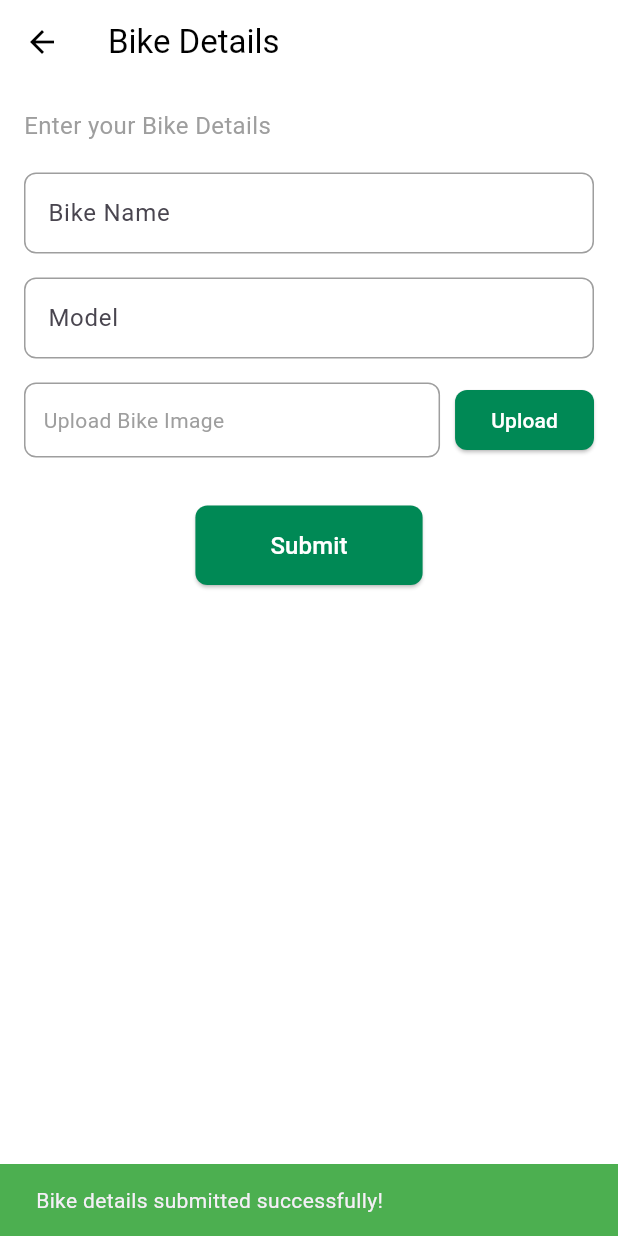
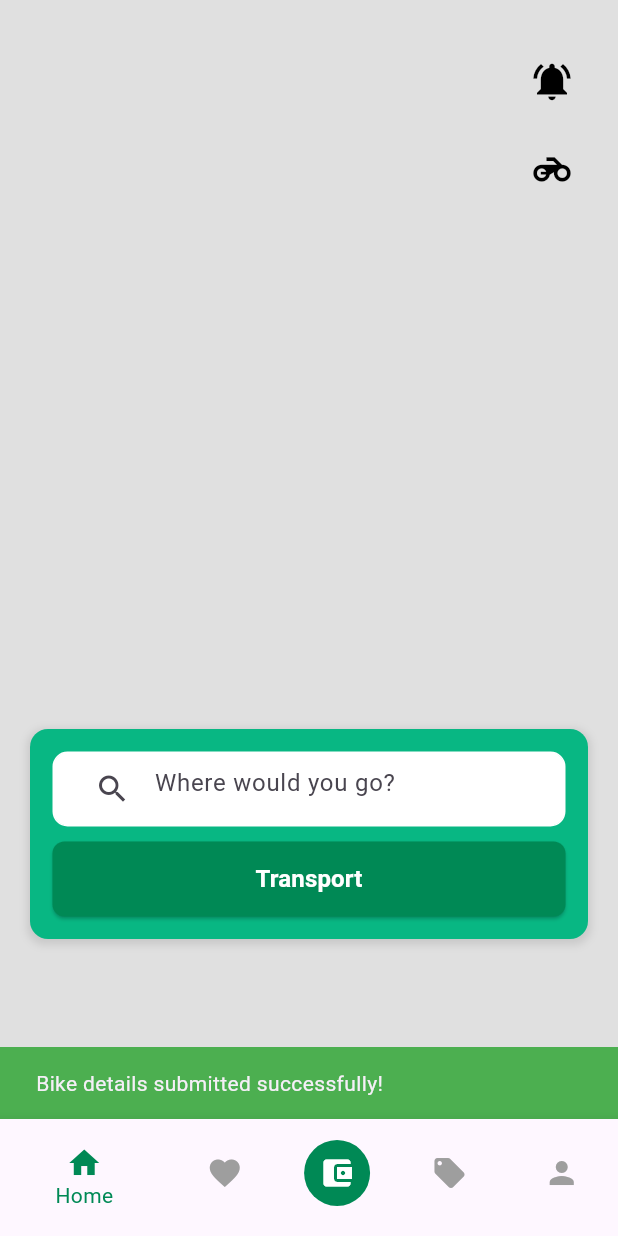
Before and after one commit to SreeCharan153/PillionPal, a Flutter app: the BikeDetailsScreen screen opened directly, after a tap on "Submit", on a phone screen of 412 x 824 dp. Run offline on Flutter 3.47's test engine with Material 3 defaults, Android fonts, the phone set to English and light mode, and no system bars; our stand-ins replace firebase_core, font_awesome_flutter, image_picker, pinput; missing offline and left inert: hexagon; accounts and stored records are empty.

Commit message:
Refactor RoleSelectionPage navigation and add AddressCard widget; update BikeDetailsPage and BikeDetailsScreen to use PrimaryButton for actions

```diff
--- a/lib/Screens/BikeDetailsScreen.dart
+++ b/lib/Screens/BikeDetailsScreen.dart
@@ -1,8 +1,10 @@
 import 'package:flutter/material.dart';
 import 'package:image_picker/image_picker.dart';
+import 'package:pillionpal/Screens/Home.dart';
 import 'dart:io';
 
-import '../widgets/InputFields.dart'; // Import the utility class
+import '../widgets/InputFields.dart'; // Import InputFields utility
+import '../widgets/PrimaryButton.dart'; // Import PrimaryButton widget
 
 class BikeDetailsScreen extends StatefulWidget {
   const BikeDetailsScreen({super.key});
@@ -29,6 +31,10 @@ class _BikeDetailsScreenState extends State<BikeDetailsScreen> {
 
   void _submitDetails() {
     if (_formKey.currentState!.validate()) {
+      Navigator.push(
+        context,
+        MaterialPageRoute(builder: (context) => HomeScreen(isBikeMode: true)),
+      );
       ScaffoldMessenger.of(context).showSnackBar(
         const SnackBar(
           content: Text("Bike details submitted successfully!"),
@@ -67,7 +73,7 @@ class _BikeDetailsScreenState extends State<BikeDetailsScreen> {
 
                 // Bike Name Input Field
                 InputFields.buildTextField(
-                  context: context, // 🔥 Fixed: Added missing argument
+                  context: context,
                   hint: "Bike Name",
                   controller: bikeNameController,
                 ),
@@ -75,7 +81,7 @@ class _BikeDetailsScreenState extends State<BikeDetailsScreen> {
 
                 // Model Input Field
                 InputFields.buildTextField(
-                  context: context, // 🔥 Fixed: Added missing argument
+                  context: context,
                   hint: "Model",
                   controller: modelController,
                 ),
@@ -103,15 +109,11 @@ class _BikeDetailsScreenState extends State<BikeDetailsScreen> {
                       ),
                     ),
                     const SizedBox(width: 10),
-                    ElevatedButton(
+
+                    // Upload Button using PrimaryButton
+                    PrimaryButton(
+                      text: "Upload",
                       onPressed: _pickImage,
-                      style: ElevatedButton.styleFrom(
-                        backgroundColor: const Color.fromRGBO(0, 137, 85, 1),
-                        shape: RoundedRectangleBorder(
-                          borderRadius: BorderRadius.circular(8),
-                        ),
-                      ),
-                      child: const Text("Upload", style: TextStyle(color: Colors.white)),
                     ),
                   ],
                 ),
@@ -135,18 +137,11 @@ class _BikeDetailsScreenState extends State<BikeDetailsScreen> {
                   ),
                 const SizedBox(height: 16),
 
-                // Submit Button
+                // Submit Button using PrimaryButton
                 Center(
-                  child: ElevatedButton(
+                  child: PrimaryButton(
+                    text: "Submit",
                     onPressed: _submitDetails,
-                    style: ElevatedButton.styleFrom(
-                      backgroundColor: const Color.fromRGBO(0, 137, 85, 1),
-                      shape: RoundedRectangleBorder(
-                        borderRadius: BorderRadius.circular(8),
-                      ),
-                      padding: const EdgeInsets.symmetric(horizontal: 50, vertical: 15),
-                    ),
-                    child: const Text("Submit", style: TextStyle(color: Colors.white, fontSize: 16)),
                   ),
                 ),
               ],
--- /dev/null
+++ b/lib/Screens/Home.dart
@@ -0,0 +1,130 @@
+import 'package:flutter/material.dart';
+import '../widgets/PrimaryButton.dart';
+import '../widgets/navbar.dart';
+
+class HomeScreen extends StatefulWidget {
+  final bool isBikeMode;
+
+  const HomeScreen({super.key, required this.isBikeMode});
+
+  @override
+  _HomeScreenState createState() => _HomeScreenState();
+}
+
+class _HomeScreenState extends State<HomeScreen> {
+  bool _notificationsEnabled = true; // Notification toggle state
+
+  @override
+  Widget build(BuildContext context) {
+    return Scaffold(
+      body: Stack(
+        children: [
+          // Background Map (Placeholder)
+          Positioned.fill(
+            child: Container(
+              color: Colors.grey[300], // Replace with actual map widget
+            ),
+          ),
+
+          // Notification and Transport Mode Buttons
+          Positioned(
+            top: 30,
+            right: 20,
+            child: Column(
+              children: [
+                // Notification Button
+                IconButton(
+                  icon: Icon(
+                    _notificationsEnabled
+                        ? Icons.notifications_active
+                        : Icons.notifications_off,
+                    size: 30,
+                    color: Colors.black,
+                  ),
+                  onPressed: () {
+                    setState(() {
+                      _notificationsEnabled = !_notificationsEnabled;
+                    });
+                  },
+                ),
+                const SizedBox(height: 10), // Space between buttons
+
+                // Floating Icon (Bike or Walk)
+                IconButton(
+                  icon: Icon(
+                    widget.isBikeMode ? Icons.motorcycle : Icons.directions_walk,
+                    size: 30,
+                    color: Colors.black,
+                  ),
+                  onPressed: () {
+                    Navigator.pushReplacement(
+                      context,
+                      MaterialPageRoute(
+                        builder: (context) =>
+                            HomeScreen(isBikeMode: !widget.isBikeMode),
+                      ),
+                    );
+                  },
+                ),
+              ],
+            ),
+          ),
+
+          // Search Box and Transport Button with Themed Background
+          Positioned(
+            bottom: 120,
+            left: 20,
+            right: 20,
+            child: Container(
+              padding: const EdgeInsets.all(15),
+              decoration: BoxDecoration(
+                color: const Color.fromRGBO(8, 183, 131, 1), // PillionPal theme color
+                borderRadius: BorderRadius.circular(12),
+                boxShadow: [
+                  BoxShadow(
+                    color: Colors.black.withOpacity(0.1),
+                    blurRadius: 4,
+                    spreadRadius: 2,
+                    offset: const Offset(0, 2),
+                  ),
+                ],
+              ),
+              child: Column(
+                children: [
+                  // Search Input Field
+                  Container(
+                    padding: const EdgeInsets.symmetric(horizontal: 15),
+                    decoration: BoxDecoration(
+                      borderRadius: BorderRadius.circular(10),
+                      border: Border.all(color: Colors.white),
+                      color: Colors.white,
+                    ),
+                    child: const TextField(
+                      decoration: InputDecoration(
+                        hintText: "Where would you go?",
+                        border: InputBorder.none,
+                        prefixIcon: Icon(Icons.search),
+                      ),
+                    ),
+                  ),
+                  const SizedBox(height: 10),
+
+                  // Transport Button
+                  PrimaryButton(
+                    text: "Transport",
+                    onPressed: () {
+                      // Handle transport action
+                    },
+                  ),
+                ],
+              ),
+            ),
+          ),
+        ],
+      ),
+
+      // Bottom Navigation Bar
+      bottomNavigationBar: Navbar(selectedIndex: 0),
+    );
+  }
+}
--- a/lib/Screens/RoleSelectionPage.dart
+++ b/lib/Screens/RoleSelectionPage.dart
@@ -2,7 +2,7 @@
 
 import 'package:flutter/material.dart';
 import 'package:pillionpal/Screens/BikeDetailsScreen.dart';
-import 'package:pillionpal/Screens/bike_list_page.dart';
+import 'package:pillionpal/Screens/Home.dart';
 import '../widgets/SecondaryButton.dart'; // Import SecondaryButton
 import '../widgets/PrimaryButton.dart'; // Import PrimaryButton
 
@@ -63,7 +63,7 @@ class RoleSelectionPage extends StatelessWidget {
                   // Handle Pillion Selection
                   Navigator.push(
                     context,
-                    MaterialPageRoute(builder: (context) => BikeListPage()),
+                    MaterialPageRoute(builder: (context) => HomeScreen(isBikeMode: false)),
                   );
                 },
                 width: double.infinity,
```
Also changed, not shown: lib/Screens/bike_details_page.dart (+14 -7 lines), lib/widgets/AddressCard.dart (added, +71 -0 lines).
